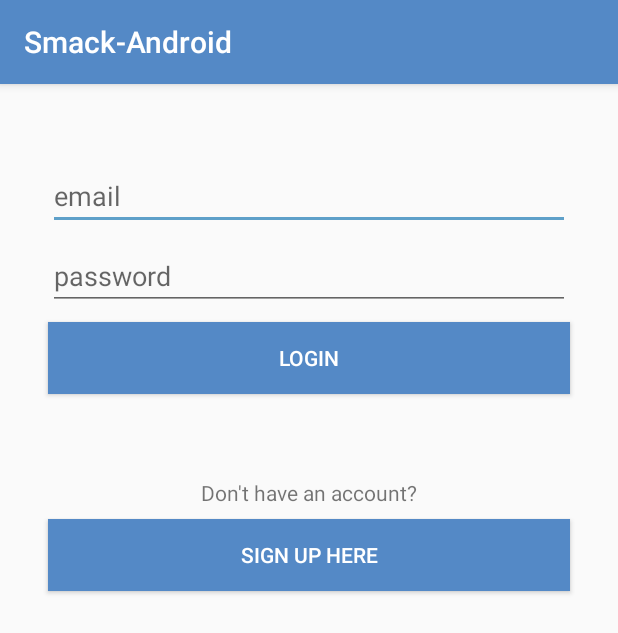
After one commit to zachcervi/Smack-Android, an Android app: the LoginActivity screen opened directly, with no data from a screen before it, on a phone screen of 412 x 824 dp. The commit adds this screen. Shown: the top 633 px of the screen. Run offline under Robolectric (Android 15) with nearby library versions, the phone set to English and light mode, and no system bars.

Commit message:
LoginActivity UI

```diff
--- a/app/build.gradle
+++ b/app/build.gradle
@@ -24,7 +24,7 @@ android {
 
 dependencies {
     implementation fileTree(dir: 'libs', include: ['*.jar'])
-    implementation"org.jetbrains.kotlin:kotlin-stdlib-jdk7:$kotlin_version"
+    implementation "org.jetbrains.kotlin:kotlin-stdlib-jdk7:$kotlin_version"
     implementation 'com.android.support:appcompat-v7:28.0.0'
     implementation 'com.android.support:design:28.0.0'
     implementation 'com.android.support.constraint:constraint-layout:1.1.3'
--- a/app/src/main/AndroidManifest.xml
+++ b/app/src/main/AndroidManifest.xml
@@ -8,6 +8,8 @@
             android:label="@string/app_name"
             android:supportsRtl="true"
             android:theme="@style/AppTheme">
+        <activity android:name=".LoginActivity">
+        </activity>
         <activity
                 android:name=".MainActivity"
                 android:label="@string/app_name"
--- /dev/null
+++ b/app/src/main/java/com/zachcervi/smack_android/LoginActivity.kt
@@ -0,0 +1,21 @@
+package com.zachcervi.smack_android
+
+import android.support.v7.app.AppCompatActivity
+import android.os.Bundle
+import android.view.View
+
+class LoginActivity : AppCompatActivity() {
+
+    override fun onCreate(savedInstanceState: Bundle?) {
+        super.onCreate(savedInstanceState)
+        setContentView(R.layout.activity_login)
+    }
+
+    fun loginCreateUserBtnClicked(view: View){
+
+    }
+
+    fun loginLoginBtnClicked(view: View){
+
+    }
+}
--- a/app/src/main/java/com/zachcervi/smack_android/MainActivity.kt
+++ b/app/src/main/java/com/zachcervi/smack_android/MainActivity.kt
@@ -1,5 +1,6 @@
 package com.zachcervi.smack_android
 
+import android.content.Intent
 import android.os.Bundle
 import android.support.design.widget.Snackbar
 import android.support.design.widget.NavigationView
@@ -35,7 +36,8 @@ class MainActivity : AppCompatActivity() {
     }
 
     fun loginBtnNavClicked(view: View) {
-
+        val loginIntent = Intent(this, LoginActivity::class.java)
+        startActivity(loginIntent)
     }
 
     fun addChannelClicked(view: View){
--- /dev/null
+++ b/app/src/main/res/layout/activity_login.xml
@@ -0,0 +1,54 @@
+<?xml version="1.0" encoding="utf-8"?>
+<android.support.constraint.ConstraintLayout
+        xmlns:android="http://schemas.android.com/apk/res/android"
+        xmlns:tools="http://schemas.android.com/tools"
+        xmlns:app="http://schemas.android.com/apk/res-auto"
+        android:layout_width="match_parent"
+        android:layout_height="match_parent"
+        tools:context=".LoginActivity">
+
+    <EditText
+            android:layout_width="0dp"
+            android:layout_height="wrap_content"
+            android:inputType="textPersonName"
+            android:ems="10"
+            android:id="@+id/loginEmailTxt" android:layout_marginStart="32dp"
+            app:layout_constraintStart_toStartOf="parent" android:layout_marginTop="52dp"
+            app:layout_constraintTop_toTopOf="parent" android:layout_marginEnd="32dp"
+            app:layout_constraintEnd_toEndOf="parent" app:layout_constraintHorizontal_bias="0.0"
+            android:hint="email"/>
+    <EditText
+            android:layout_width="0dp"
+            android:layout_height="wrap_content"
+            android:inputType="textPassword"
+            android:ems="10"
+            android:id="@+id/loginPasswordTxt"
+            app:layout_constraintStart_toStartOf="parent" android:layout_marginStart="32dp"
+            app:layout_constraintEnd_toEndOf="parent" android:layout_marginEnd="32dp" android:layout_marginTop="8dp"
+            app:layout_constraintTop_toBottomOf="@+id/loginEmailTxt" android:hint="password"/>
+    <Button
+            android:text="Login"
+            android:layout_width="0dp"
+            android:layout_height="wrap_content"
+            android:id="@+id/loginLoginBtn" android:layout_marginTop="8dp"
+            app:layout_constraintTop_toBottomOf="@+id/loginPasswordTxt" app:layout_constraintStart_toStartOf="parent"
+            android:layout_marginStart="32dp" app:layout_constraintEnd_toEndOf="parent"
+            android:layout_marginEnd="32dp" android:background="@color/colorPrimary"
+            android:textColor="@android:color/white" android:onClick="loginLoginBtnClicked"/>
+    <TextView
+            android:text="Don't have an account?"
+            android:layout_width="wrap_content"
+            android:layout_height="wrap_content"
+            android:id="@+id/textView" android:layout_marginTop="56dp"
+            app:layout_constraintTop_toBottomOf="@+id/loginLoginBtn" app:layout_constraintStart_toStartOf="parent"
+            android:layout_marginStart="8dp" app:layout_constraintEnd_toEndOf="parent" android:layout_marginEnd="8dp"/>
+    <Button
+            android:text="Sign Up Here"
+            android:layout_width="0dp"
+            android:layout_height="wrap_content"
+            android:id="@+id/loginCreateUserBtn" app:layout_constraintStart_toStartOf="parent"
+            android:layout_marginStart="32dp"
+            app:layout_constraintEnd_toEndOf="parent" android:layout_marginEnd="32dp" android:layout_marginTop="8dp"
+            app:layout_constraintTop_toBottomOf="@+id/textView" android:background="@color/colorPrimary"
+            android:textColor="@android:color/white" android:onClick="loginCreateUserBtnClicked"/>
+</android.support.constraint.ConstraintLayout>
--- a/app/src/main/res/layout/nav_header_main.xml
+++ b/app/src/main/res/layout/nav_header_main.xml
@@ -44,9 +44,9 @@
             android:layout_height="32dp"
             android:id="@+id/loginBtnNavHeader"
             android:background="@android:color/transparent" android:layout_marginBottom="8dp"
-            app:layout_constraintBottom_toBottomOf="parent" android:layout_marginStart="24dp"
+            app:layout_constraintBottom_toBottomOf="parent"
             app:layout_constraintStart_toStartOf="parent" android:textColor="@android:color/white"
-            android:onClick="loginBtnNavClicked" android:textAlignment="viewStart"/>
+            android:onClick="loginBtnNavClicked" android:textAlignment="center" android:layout_marginStart="4dp"/>
     <ImageButton
             android:layout_width="30dp"
             android:layout_height="30dp" app:srcCompat="@drawable/addchannelbutton"
```
